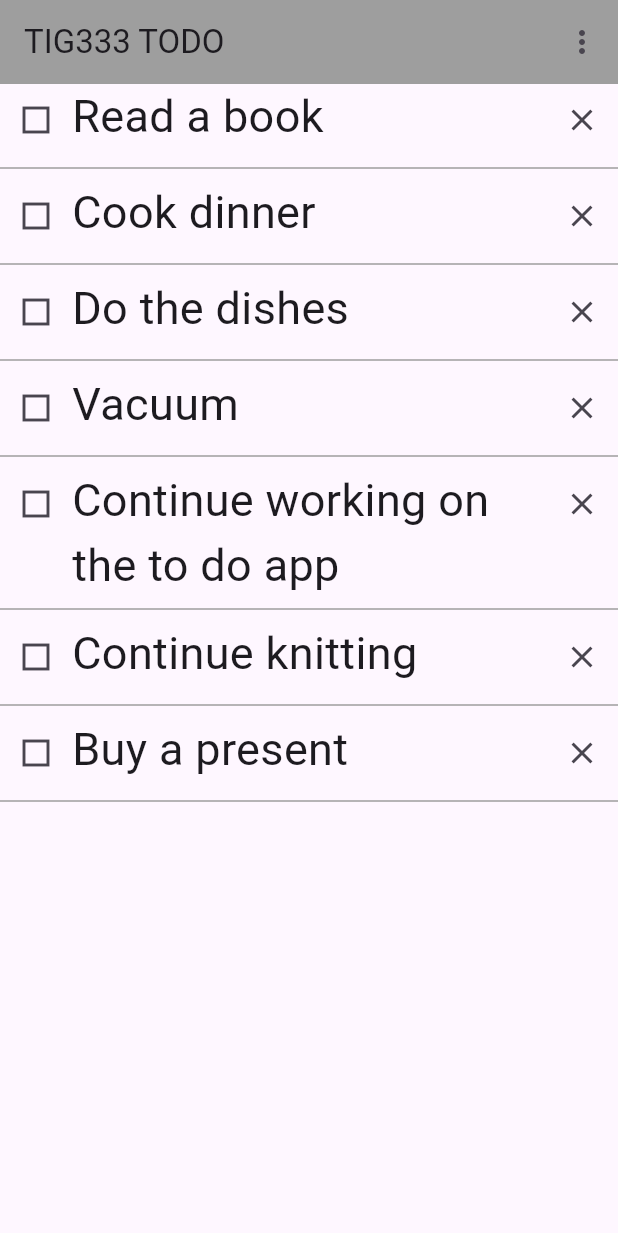
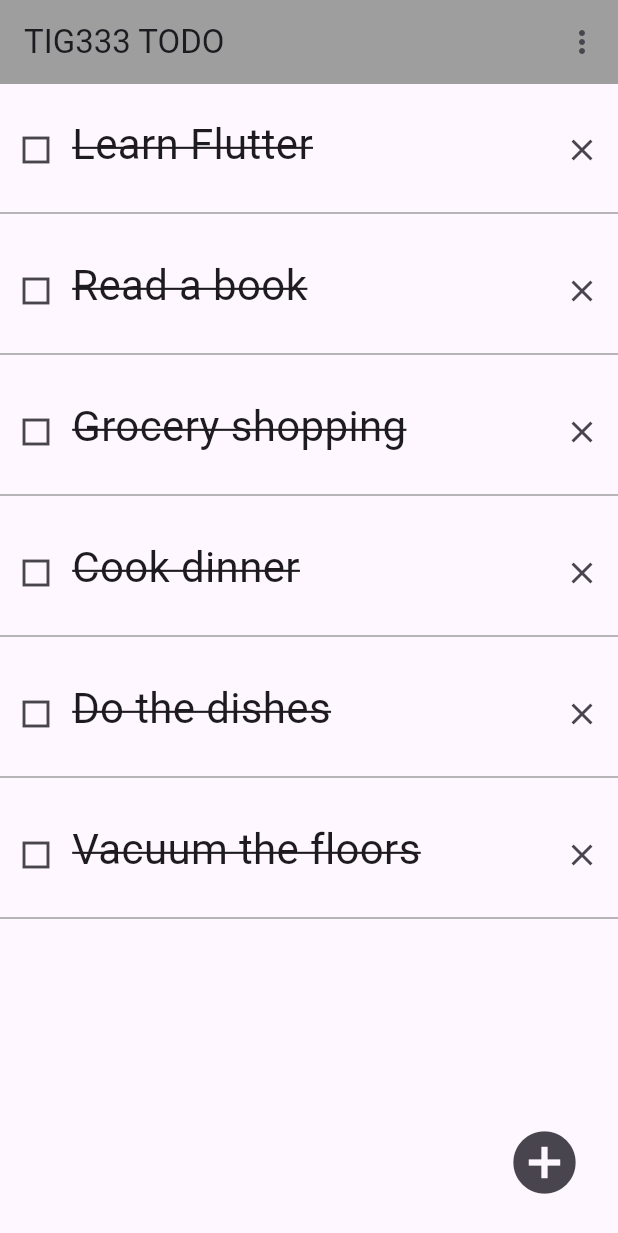
Before and after one commit to gu-tig333-ht24/gusthuemb, a Flutter app: the screen it shows after launch, on a phone screen of 412 x 824 dp. Shown: the top 1233 px of the screen. Run offline on Flutter 3.47's test engine with Material 3 defaults, Android fonts, the phone set to English and light mode, and no system bars.

Commit message:
add listview, add-button in right corner of the screen and text decoration to item widget

```diff
--- a/lib/main.dart
+++ b/lib/main.dart
@@ -4,69 +4,76 @@ void main() {
   runApp(MyApp());
 }
 
-class Todo{
+class Todo {
   String todo;
 
   Todo(this.todo);
 }
 
-
 class MyApp extends StatelessWidget {
   const MyApp({super.key});
 
-  // This widget is the root of your application.
+
+  // This widget is the root of the application.
   @override
   Widget build(BuildContext context) {
+    List<Todo> todos = [
+      Todo('Learn Flutter'),
+      Todo('Read a book'),
+      Todo('Grocery shopping'),
+      Todo('Cook dinner'),
+      Todo('Do the dishes'),
+      Todo('Vacuum the floors'),
+    ];
+
     return MaterialApp(
       title: 'Flutter Demo',
-
       home: Scaffold(
         appBar: AppBar(
           title: Text('TIG333 TODO'),
           backgroundColor: Colors.grey,
-          actions: [IconButton(onPressed: () {},
-          icon: Icon(Icons.more_vert))],
+          actions: [IconButton(onPressed: () {}, icon: Icon(Icons.more_vert))],
         ),
-        body: Column(
-          children: [
-            _item('Read a book'),
-            Divider(color: Colors.grey,),
-            _item('Cook dinner'),
-            Divider(color: Colors.grey,),
-            _item('Do the dishes'),
-            Divider(color: Colors.grey,),
-            _item('Vacuum'),
-            Divider(color: Colors.grey,),
-            _item('Continue working on the to do app'),
-            Divider(color: Colors.grey,),
-            _item('Continue knitting'),
-            Divider(color: Colors.grey,),
-            _item('Buy a present'),
-            Divider(color: Colors.grey,),
-          ],
+        body:
+            ListView(children: todos.map((todo) => _item(todo.todo)).toList()),
+            floatingActionButton: IconButton(onPressed: () {}, icon: Icon(Icons.add_circle), iconSize: 50,
+
       ),
+    ),
+    );
+  }
 
-    )
-    );
+  Widget _item(String todo) {
 
 
-}
-  Widget _item(String todo) {
-    return Row(
+    return Column(
+      children: [
+        Padding(padding: EdgeInsets.all(10)),
+        Row(
             mainAxisAlignment: MainAxisAlignment.start,
             crossAxisAlignment: CrossAxisAlignment.start,
             children: [
               IconButton(onPressed: () {}, icon: Icon(Icons.square_outlined)),
-                Expanded( child: Column(
+              Expanded(
+                child: Column(
                   mainAxisAlignment: MainAxisAlignment.start,
                   crossAxisAlignment: CrossAxisAlignment.start,
                   children: [
-                    Text(todo, style: TextStyle(fontSize: 30),),
+                    Text(
+                      todo,
+                      style: TextStyle(fontSize: 28, decoration: TextDecoration.lineThrough),
+
+                    ),
                   ],
                 ),
               ),
-                IconButton(onPressed: () {}, icon: Icon(Icons.clear_outlined)),]
+              IconButton(onPressed: () {}, icon: Icon(Icons.clear_outlined)),
+            ]),
+        Padding(padding: EdgeInsets.all(5)),
+        Divider(
+          color: Colors.grey,
+        )
+      ],
     );
-
   }
 }
```
Lines whose indentation alone changed are shown as unchanged.
